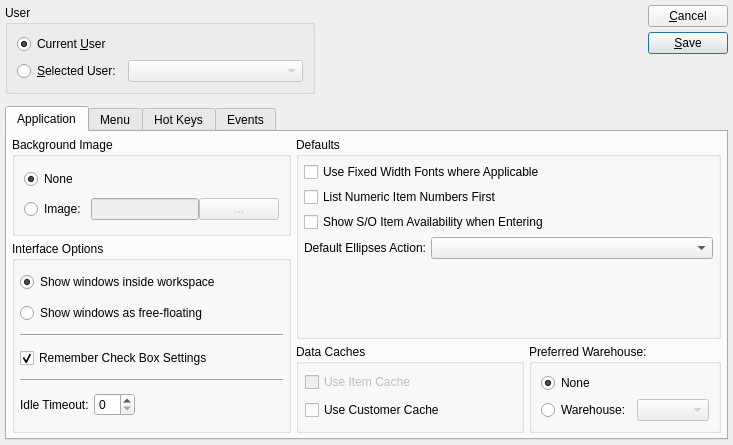
First picture: the form in xtuple/trunk/guiclient/userPreferences.ui, repository WooodHead/xtuple, before the edit.
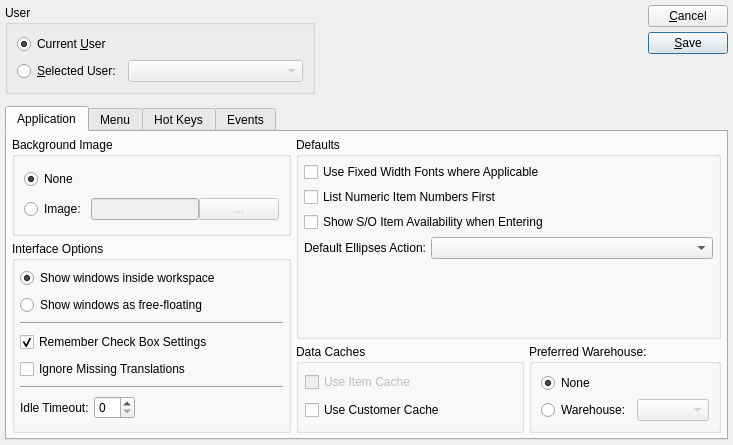
Second picture: the form after the edit. Custom widgets are drawn as their Qt base class.

Commit message: Updated the locale system to catch a difference in UK/GB naming use, include a new user preference to supress the translation file missing warning message on startup, and only show valid countries for the selected language on the edit locale screen to prevent problems with mismatched groups. Issue #6733, Issue #6754.

The edit to the form file:
```diff
--- a/xtuple/trunk/guiclient/userPreferences.ui
+++ b/xtuple/trunk/guiclient/userPreferences.ui
@@ -421,14 +421,14 @@
               </property>
              </widget>
             </item>
-            <item row="4" column="0" colspan="3" >
+            <item row="5" column="0" colspan="3" >
              <widget class="Line" name="line_2" >
               <property name="orientation" >
                <enum>Qt::Horizontal</enum>
               </property>
              </widget>
             </item>
-            <item row="5" column="0" >
+            <item row="6" column="0" >
              <widget class="QLabel" name="_idleTimeoutLit" >
               <property name="text" >
                <string>Idle Timeout:</string>
@@ -438,10 +438,10 @@
               </property>
              </widget>
             </item>
-            <item row="5" column="1" >
+            <item row="6" column="1" >
              <widget class="QSpinBox" name="_idleTimeout" />
             </item>
-            <item row="5" column="2" >
+            <item row="6" column="2" >
              <spacer>
               <property name="orientation" >
                <enum>Qt::Horizontal</enum>
@@ -454,6 +454,13 @@
               </property>
              </spacer>
             </item>
+            <item row="4" column="0" colspan="3" >
+             <widget class="QCheckBox" name="_ignoreTranslation" >
+              <property name="text" >
+               <string>Ignore Missing Translations</string>
+              </property>
+             </widget>
+            </item>
            </layout>
           </widget>
          </item>
```
Left out of the diff: 1 changed line with no effect on the pictures. The commit also changes 5 other files.
